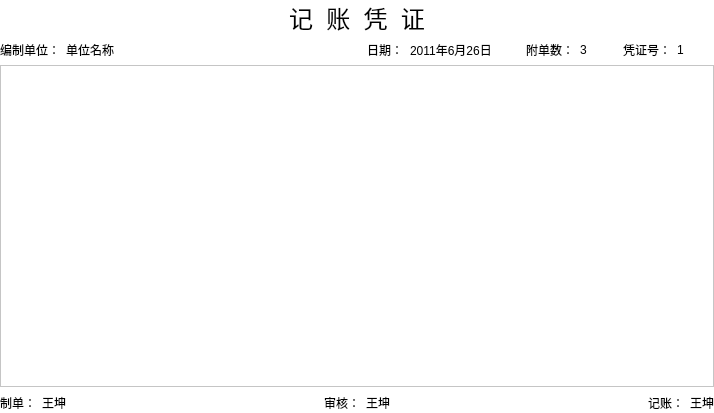
Above: forms/pzprinttemplate.ui from wangkungit5905/PzAssistant before the change. Below: the same form after it.
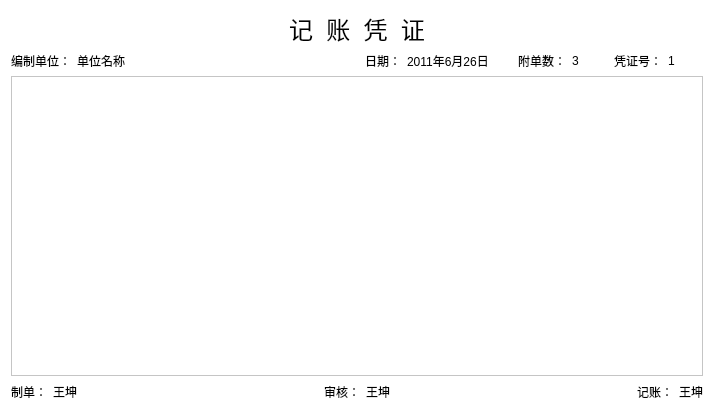
That is the form after the change.

The edit to the form file:
```diff
--- a/forms/pzprinttemplate.ui
+++ b/forms/pzprinttemplate.ui
@@ -17,18 +17,6 @@
    <string notr="true">background-color: rgb(255, 255, 255);</string>
   </property>
   <layout class="QVBoxLayout" name="verticalLayout">
-   <property name="leftMargin">
-    <number>0</number>
-   </property>
-   <property name="topMargin">
-    <number>0</number>
-   </property>
-   <property name="rightMargin">
-    <number>0</number>
-   </property>
-   <property name="bottomMargin">
-    <number>0</number>
-   </property>
    <item>
     <layout class="QHBoxLayout" name="horizontalLayout_3">
      <item>
@@ -161,7 +149,7 @@
       <bool>false</bool>
      </attribute>
      <attribute name="horizontalHeaderStretchLastSection">
-      <bool>true</bool>
+      <bool>false</bool>
      </attribute>
      <attribute name="verticalHeaderVisible">
       <bool>false</bool>
```
